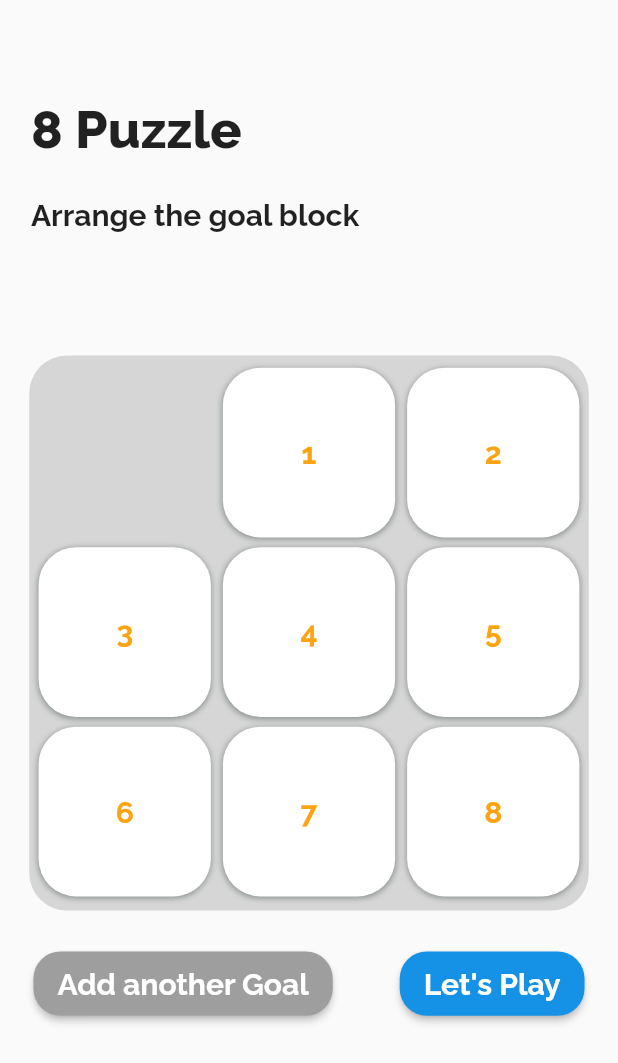
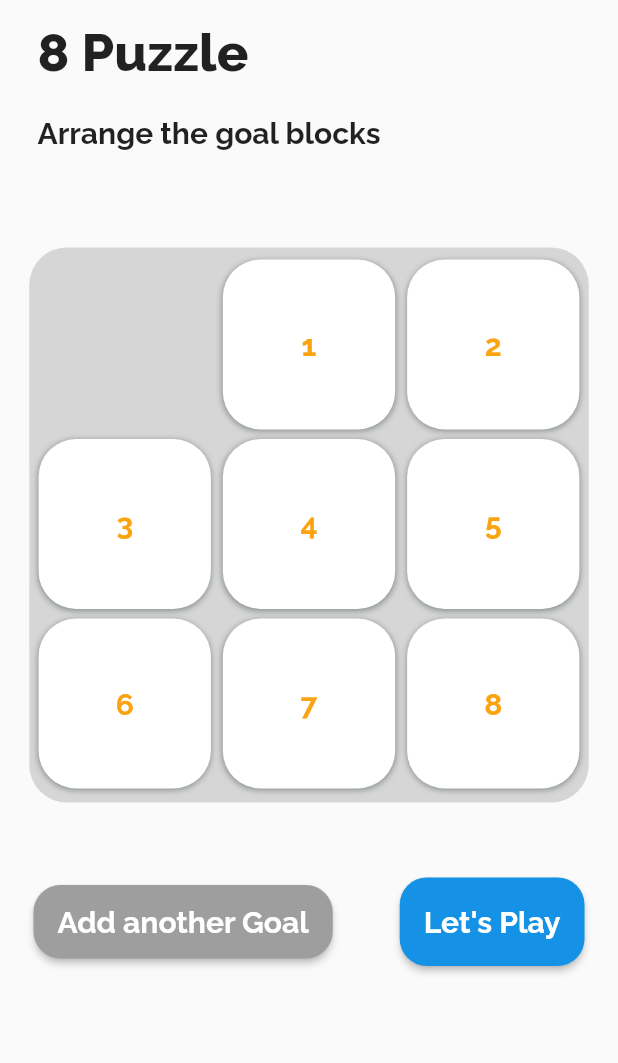
Before and after one commit to YousefAslan/8-Puzzle-AI, a Flutter app: the screen it shows after launch, after a tap on "Arrange goal", on a phone screen of 412 x 824 dp. Shown: the top 1063 px of the screen. Run offline on Flutter 3.47's test engine with Material 2 defaults, Android fonts, the phone set to English and light mode, and no system bars; our stand-ins replace stop_watch_timer, tuple.

Commit message:
fixed sizes

```diff
--- a/lib/Pages/arrange.dart
+++ b/lib/Pages/arrange.dart
@@ -3,9 +3,7 @@ import 'package:ai_first_project/Modules/PuzzleBoard.dart';
 import 'package:ai_first_project/Modules/PuzzleGame.dart';
 import 'package:ai_first_project/Pages/playpage.dart';
 import 'package:ai_first_project/Widgets/board.dart';
-import 'package:ai_first_project/sizeconfig.dart';
 import 'package:flutter/material.dart';
-import 'package:flutter/services.dart';
 import 'package:provider/provider.dart';
 import 'package:tuple/tuple.dart';
 
@@ -30,6 +28,7 @@ class _ArrangePageState extends State<ArrangePage> {
   @override
   void initState() {
     super.initState();
+
     firstGoalBlocks = HashMap<Tuple2<int, int>, int>();
     for (int i = 0; i < widget.boardSize.item1 * widget.boardSize.item1; i++) {
       Tuple2<int, int> location = Tuple2<int, int>(
@@ -46,14 +45,12 @@ class _ArrangePageState extends State<ArrangePage> {
 
     firstGoalPB = PuzzleBoard.fromMap(
       blocks: firstGoalBlocks,
-      boardSize:
-          Tuple2<int, int>(widget.boardSize.item1, widget.boardSize.item2),
+      boardSize: widget.boardSize,
     );
 
     secondGoalPB = PuzzleBoard.fromMap(
       blocks: secondGoalBlocks,
-      boardSize:
-          Tuple2<int, int>(widget.boardSize.item1, widget.boardSize.item2),
+      boardSize: widget.boardSize,
     );
   }
 
@@ -61,8 +58,8 @@ class _ArrangePageState extends State<ArrangePage> {
   Widget build(BuildContext context) {
     Widget title = Container(
       padding: EdgeInsets.only(
-        top: SizeConfig.blockSizeVertical * 8,
-        left: SizeConfig.blockSizeHorizontal * 5,
+        top: 14,
+        left: 25,
       ),
       child: Text(
         "8 Puzzle",
@@ -75,12 +72,12 @@ class _ArrangePageState extends State<ArrangePage> {
 
     Widget subtitle = Container(
       padding: EdgeInsets.only(
-        top: SizeConfig.blockSizeVertical * 3,
-        left: SizeConfig.blockSizeHorizontal * 5,
-        bottom: SizeConfig.blockSizeVertical * 10,
+        top: 22,
+        left: 25,
+        bottom: 65,
       ),
       child: Text(
-        "Arrange the goal block",
+        "Arrange the goal blocks",
         style: TextStyle(
           fontSize: 20,
           fontWeight: FontWeight.bold,
@@ -96,7 +93,7 @@ class _ArrangePageState extends State<ArrangePage> {
 
     Widget controlBar = Padding(
       padding: EdgeInsets.only(
-        top: SizeConfig.blockSizeVertical * 3,
+        top: 50,
       ),
       child: Row(
         mainAxisAlignment: MainAxisAlignment.spaceAround,
@@ -114,8 +111,7 @@ class _ArrangePageState extends State<ArrangePage> {
                 });
               },
               child: Padding(
-                padding: EdgeInsets.symmetric(
-                    vertical: SizeConfig.blockSizeVertical * 1.2),
+                padding: EdgeInsets.symmetric(vertical: 13),
                 child: Text(
                   "Add another Goal",
                   style: TextStyle(
@@ -159,9 +155,10 @@ class _ArrangePageState extends State<ArrangePage> {
                     ? secondGoalPB.board
                     : Map.from(firstGoalPB.board),
                 heuristicType: widget.selectedAlgorithm,
-                  boardSize: Tuple2<int, int>(size, size),
+                boardSize: widget.boardSize,
                 goalBlocks: firstGoalPB.board,
-                  initBlocks: gameBlocks);
+                initBlocks: gameBlocks,
+              );
               Navigator.push(
                 context,
                 MaterialPageRoute(
@@ -170,8 +167,7 @@ class _ArrangePageState extends State<ArrangePage> {
               );
             },
             child: Padding(
-              padding: EdgeInsets.symmetric(
-                  vertical: SizeConfig.blockSizeVertical * 1.2),
+              padding: EdgeInsets.symmetric(vertical: 18),
               child: Text(
                 "Let's Play",
                 style: TextStyle(
@@ -187,7 +183,8 @@ class _ArrangePageState extends State<ArrangePage> {
     );
 
     return Scaffold(
-      body: Column(
+      body: SafeArea(
+        child: Column(
           crossAxisAlignment: CrossAxisAlignment.start,
           mainAxisAlignment: MainAxisAlignment.start,
           children: [
@@ -197,6 +194,7 @@ class _ArrangePageState extends State<ArrangePage> {
             controlBar,
           ],
         ),
+      ),
     );
   }
 }
--- a/lib/Pages/mainpanel.dart
+++ b/lib/Pages/mainpanel.dart
@@ -1,15 +1,8 @@
-import 'dart:collection';
-
-import 'package:ai_first_project/Modules/PuzzleBoard.dart';
 import 'package:ai_first_project/Modules/PuzzleGame.dart';
 import 'package:ai_first_project/Pages/arrange.dart';
-import 'package:ai_first_project/main.dart';
 import 'package:flutter/material.dart';
 import 'package:flutter/services.dart';
-import 'package:provider/provider.dart';
 import 'package:tuple/tuple.dart';
-
-import '../sizeconfig.dart';
 
 class MainPanel extends StatefulWidget {
   @override
@@ -17,21 +10,16 @@ class MainPanel extends StatefulWidget {
 }
 
 class _MainPanelState extends State<MainPanel> {
-  TextEditingController sizeController;
-
   List<HeuristicType> selectedAlgorithm = [HeuristicType.tilesDifferences];
-  int size = 3;
+  int size;
   @override
   void initState() {
     super.initState();
-    sizeController = TextEditingController();
+    size = 3;
   }
 
   @override
   Widget build(BuildContext context) {
-    SizeConfig sizeConfig = SizeConfig();
-    sizeConfig.init(context);
-
     Widget title = Container(
       padding: EdgeInsets.only(
         top: 14,
@@ -75,20 +63,29 @@ class _MainPanelState extends State<MainPanel> {
         primaryColor: Colors.white,
         primaryColorDark: Colors.red,
       ),
+      child: Container(
+        margin: EdgeInsets.only(right: 150, top: 15),
         child: TextField(
+          decoration: InputDecoration(
+            border: OutlineInputBorder(
+              borderRadius: BorderRadius.circular(40),
+            ),
+            fillColor: Colors.white,
+            filled: true,
+          ),
           onChanged: (value) {
             int newSize = int.parse(value);
             if (newSize > 0) {
               size = newSize;
             }
           },
-        controller: sizeController,
           textAlign: TextAlign.center,
-        style: TextStyle(color: Colors.white, fontSize: 20),
+          style: TextStyle(fontSize: 20),
           keyboardType: TextInputType.number,
           inputFormatters: <TextInputFormatter>[
             WhitelistingTextInputFormatter.digitsOnly
           ],
+        ),
       ),
     );
 
@@ -107,7 +104,7 @@ class _MainPanelState extends State<MainPanel> {
     );
 
     Widget heuristicFeild = Container(
-      margin: EdgeInsets.only(top: 27, right: 109),
+      margin: EdgeInsets.only(top: 27, right: 112),
       decoration: BoxDecoration(
         borderRadius: BorderRadius.circular(30),
         color: Color.fromRGBO(41, 41, 41, 1),
@@ -129,8 +126,9 @@ class _MainPanelState extends State<MainPanel> {
                 horizontal: 4,
               ),
               padding: EdgeInsets.symmetric(
-                  horizontal: SizeConfig.blockSizeHorizontal * 5,
-                  vertical: SizeConfig.blockSizeVertical),
+                horizontal: 20,
+                vertical: 10,
+              ),
               decoration: BoxDecoration(
                 borderRadius: BorderRadius.circular(30),
                 color:
@@ -159,11 +157,13 @@ class _MainPanelState extends State<MainPanel> {
             },
             child: Container(
               margin: EdgeInsets.symmetric(
-                  vertical: SizeConfig.blockSizeVertical * 0.3,
-                  horizontal: SizeConfig.blockSizeHorizontal),
+                vertical: 2,
+                horizontal: 4,
+              ),
               padding: EdgeInsets.symmetric(
-                  horizontal: SizeConfig.blockSizeHorizontal * 6,
-                  vertical: SizeConfig.blockSizeVertical),
+                horizontal: 25,
+                vertical: 10,
+              ),
               decoration: BoxDecoration(
                 borderRadius: BorderRadius.circular(30),
                 color:
@@ -186,9 +186,7 @@ class _MainPanelState extends State<MainPanel> {
     );
 
     Widget playButton = Padding(
-      padding: EdgeInsets.only(
-          top: SizeConfig.blockSizeVertical * 10,
-          left: SizeConfig.blockSizeHorizontal * 25),
+      padding: EdgeInsets.only(top: 65, left: 103),
       child: RaisedButton(
         color: Color.fromRGBO(21, 146, 230, 1),
         shape: RoundedRectangleBorder(
@@ -208,8 +206,9 @@ class _MainPanelState extends State<MainPanel> {
         },
         child: Padding(
           padding: EdgeInsets.symmetric(
-              horizontal: SizeConfig.blockSizeHorizontal * 10,
-              vertical: SizeConfig.blockSizeVertical * 1.2),
+            horizontal: 40,
+            vertical: 18,
+          ),
           child: Text(
             "Arrange goal",
             style: TextStyle(
@@ -225,12 +224,12 @@ class _MainPanelState extends State<MainPanel> {
     return Scaffold(
       body: SafeArea(
         child: Container(
-          padding: EdgeInsets.symmetric(
-              horizontal: SizeConfig.blockSizeHorizontal * 4),
+          padding: EdgeInsets.symmetric(horizontal: 16),
           margin: EdgeInsets.only(
-              top: SizeConfig.blockSizeVertical * 4.5,
-              bottom: SizeConfig.blockSizeVertical * 4.5,
-              right: SizeConfig.blockSizeHorizontal * 10),
+            top: 30,
+            bottom: 30,
+            right: 40,
+          ),
           decoration: BoxDecoration(
             borderRadius: BorderRadius.only(
                 bottomRight: Radius.circular(20),
```
Also changed, not shown: lib/Pages/playpage.dart (+41 -55 lines). Lines whose indentation alone changed are shown as unchanged.
